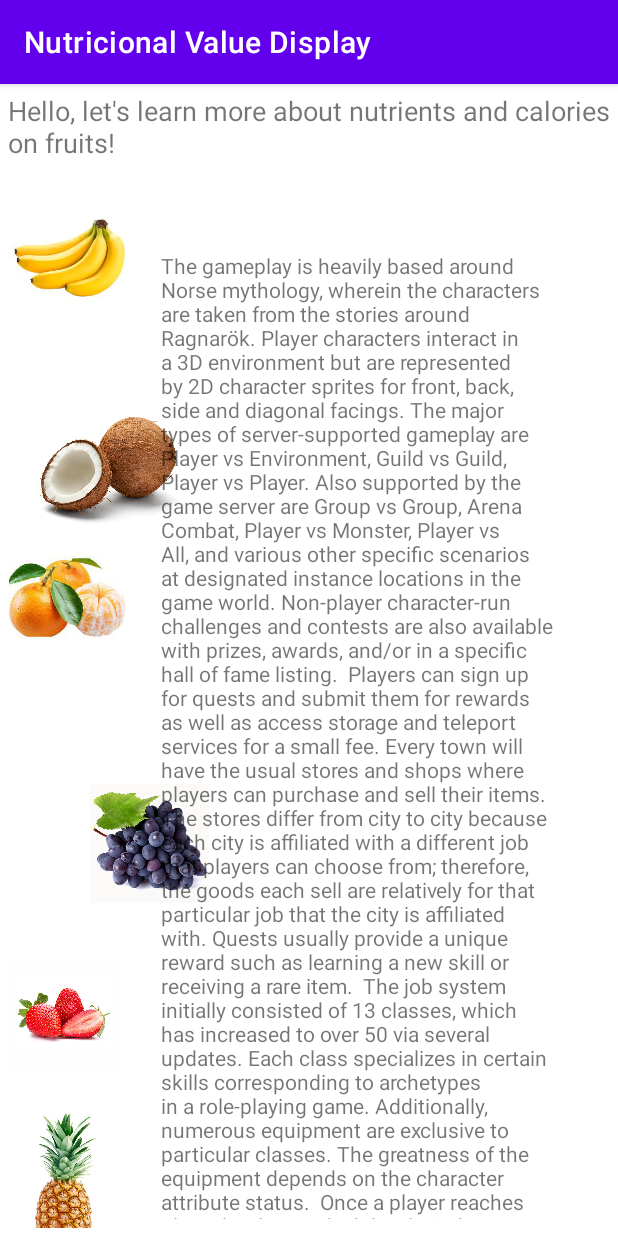
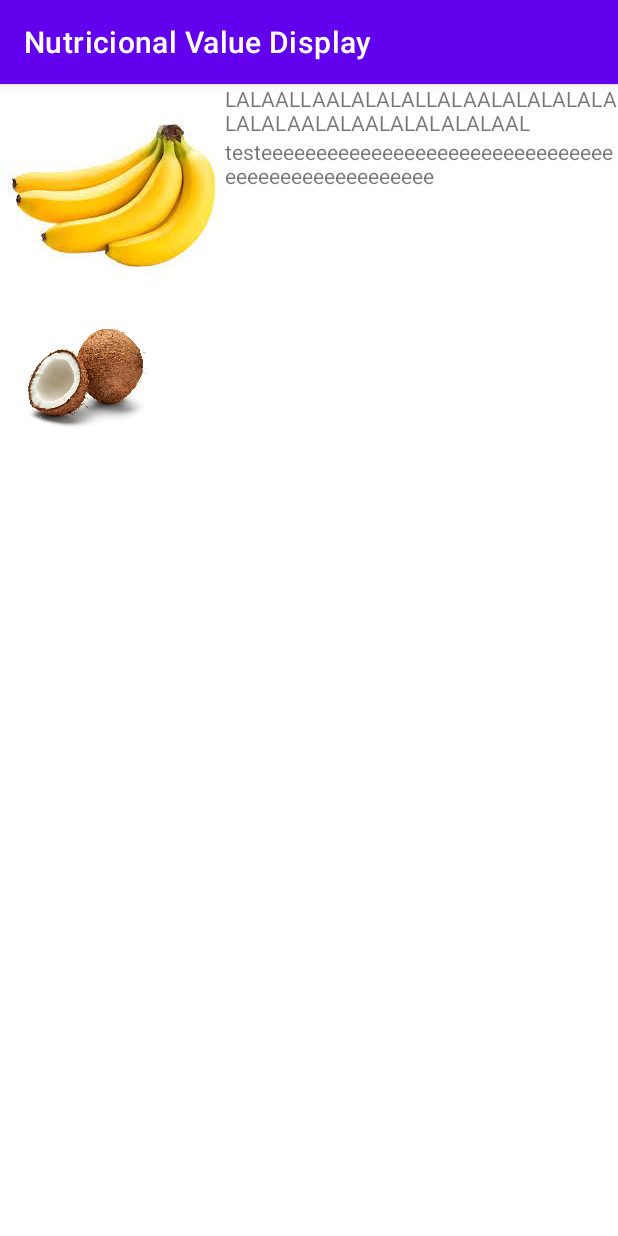
Before and after one commit to AkaciaPark/nutricional-value-display, an Android app: the screen it shows after launch (MainActivity), on a phone screen of 412 x 824 dp. Run offline under Robolectric (Android 15) with nearby library versions, the phone set to English and light mode, and no system bars.

Commit message:
fixed the images and add some text

```diff
--- a/app/src/main/java/com/example/nutricionalvaluedisplay/MainActivity.kt
+++ b/app/src/main/java/com/example/nutricionalvaluedisplay/MainActivity.kt
@@ -11,8 +11,6 @@ class MainActivity : AppCompatActivity() {
         setContentView(R.layout.activity_main)
         title = "Nutricional Value Display"
         val textView: TextView = findViewById(R.id.textView)
-        val text: String ="Hello, let's learn more about nutrients and calories on fruits!"
-        textView.text = text
         textView.movementMethod = ScrollingMovementMethod()
     }
 }
--- a/app/src/main/res/layout/activity_main.xml
+++ b/app/src/main/res/layout/activity_main.xml
@@ -1,104 +1,60 @@
 <?xml version="1.0" encoding="utf-8"?>
-<ScrollView
-    xmlns:android="http://schemas.android.com/apk/res/android"
+<ScrollView xmlns:android="http://schemas.android.com/apk/res/android"
     xmlns:app="http://schemas.android.com/apk/res-auto"
     xmlns:tools="http://schemas.android.com/tools"
     android:layout_width="match_parent"
     android:layout_height="match_parent"
     android:fillViewport="true">
 
-<RelativeLayout
-    android:id="@+id/activity_main"
-    android:layout_width="match_parent"
-    android:layout_height="wrap_content"
-    android:padding="5dp"
-    tools:context=".MainActivity">
 
-    <TextView
-        android:id="@+id/textView"
+    <LinearLayout
         android:layout_width="wrap_content"
         android:layout_height="match_parent"
-        android:scrollbars="vertical"
-        android:text="Hello, let's lean more about nutrients and calories on fruits!"
-        android:textSize="18sp" />
-
-    <ImageView
-        android:id="@+id/banana"
-        android:layout_width="wrap_content"
-        android:layout_height="wrap_content"
-        android:layout_alignParentEnd="true"
-        android:layout_alignParentBottom="true"
-        android:layout_marginEnd="320dp"
-        android:layout_marginBottom="571dp"
-        app:srcCompat="@drawable/banana" />
-
-    <ImageView
-        android:id="@+id/coconut"
-        android:layout_width="wrap_content"
-        android:layout_height="102dp"
-        android:layout_alignParentEnd="true"
-        android:layout_alignParentBottom="true"
-        android:layout_marginEnd="279dp"
-        android:layout_marginBottom="455dp"
-        app:srcCompat="@drawable/coconut" />
-
-    <ImageView
-        android:id="@+id/ponkam"
-        android:layout_width="77dp"
-        android:layout_height="wrap_content"
-        android:layout_alignParentEnd="true"
-        android:layout_alignParentBottom="true"
-        android:layout_marginEnd="323dp"
-        android:layout_marginBottom="345dp"
-        app:srcCompat="@drawable/ponkam" />
-
-    <ImageView
-        android:id="@+id/grape"
-        android:layout_width="79dp"
-        android:layout_height="109dp"
-        android:layout_alignParentEnd="true"
-        android:layout_alignParentBottom="true"
-        android:layout_marginEnd="267dp"
-        android:layout_marginBottom="202dp"
-        app:srcCompat="@drawable/grape" />
-
-    <ImageView
-        android:id="@+id/strawberry"
-        android:layout_width="88dp"
-        android:layout_height="86dp"
-        android:layout_alignParentEnd="true"
-        android:layout_alignParentBottom="true"
-        android:layout_marginEnd="328dp"
-        android:layout_marginBottom="99dp"
-        app:srcCompat="@drawable/strawberry" />
-
-    <ImageView
-        android:id="@+id/pineapple"
-        android:layout_width="wrap_content"
-        android:layout_height="107dp"
-        android:layout_alignParentEnd="true"
-        android:layout_alignParentBottom="true"
-        android:layout_marginEnd="327dp"
-        android:layout_marginBottom="-22dp"
-        app:srcCompat="@drawable/pineapple" />
-
-    <TextView
-        android:id="@+id/textView2"
-        android:layout_width="262dp"
-        android:layout_height="645dp"
-        android:layout_alignParentEnd="true"
-        android:layout_alignParentBottom="true"
-        android:layout_marginEnd="37dp"
-        android:layout_marginBottom="6dp"
-        android:text="The gameplay is heavily based around Norse mythology, wherein the characters are taken from the stories around Ragnarök. Player characters interact in a 3D environment but are represented by 2D character sprites for front, back, side and diagonal facings. The major types of server-supported gameplay are Player vs Environment, Guild vs Guild, Player vs Player. Also supported by the game server are Group vs Group, Arena Combat, Player vs Monster, Player vs All, and various other specific scenarios at designated instance locations in the game world. Non-player character-run challenges and contests are also available with prizes, awards, and/or in a specific hall of fame listing.
-
-Players can sign up for quests and submit them for rewards as well as access storage and teleport services for a small fee. Every town will have the usual stores and shops where players can purchase and sell their items. The stores differ from city to city because each city is affiliated with a different job that players can choose from; therefore, the goods each sell are relatively for that particular job that the city is affiliated with. Quests usually provide a unique reward such as learning a new skill or receiving a rare item.
-
-The job system initially consisted of 13 classes, which has increased to over 50 via several updates. Each class specializes in certain skills corresponding to archetypes in a role-playing game. Additionally, numerous equipment are exclusive to particular classes. The greatness of the equipment depends on the character attribute status.
-
-Once a player reaches player level 99 and job level 50, they can 'rebirth' their character (not applicable to expansion classes and Super Novices). Rebirthing brings a character back to level 1 for both player level and job level. Reborn characters generally work the same as regular characters up until the second class. Instead of a second class, characters that are born can transcend to a new second job, different from those of a character that hasn't been reborn. These transcended job types have more skills and a larger number of 'stat points' to allocate to characters compared to second classes. The experience curve for transcendent jobs is significantly higher. Players are given the option to advance onto their third classes which provide an additional set of skills as well as allowing with player to break through the traditional level cap of 99."
-        android:textSize="14dp" />
+        android:orientation="horizontal">
 
 
-</RelativeLayout>
+        <LinearLayout
+            android:layout_width="wrap_content"
+            android:layout_height="match_parent"
+            android:orientation="vertical">
+
+
+            <ImageView
+                android:layout_width="wrap_content"
+                android:layout_height="wrap_content"
+                android:background="@drawable/banana" />
+
+            <ImageView
+                android:layout_width="104dp"
+                android:layout_height="90dp"
+                android:background="@drawable/coconut" />
+        </LinearLayout>
+
+        <LinearLayout
+            android:layout_width="wrap_content"
+            android:layout_height="match_parent"
+            android:orientation="vertical"
+            tools:layout_editor_absoluteX="16dp"
+            tools:layout_editor_absoluteY="31dp">
+
+
+            <TextView
+                android:id="@+id/textView"
+                android:layout_width="wrap_content"
+                android:layout_height="wrap_content"
+                android:text="LALAALLAALALALALLALAALALALALALALALALAALALAALALALALALAAL"
+                app:layout_constraintEnd_toEndOf="parent"
+                app:layout_constraintStart_toStartOf="parent"
+                app:layout_constraintTop_toTopOf="parent" />
+
+            <TextView
+                android:layout_width="wrap_content"
+                android:layout_height="wrap_content"
+                android:text="testeeeeeeeeeeeeeeeeeeeeeeeeeeeeeeeeeeeeeeeeeeeeeeeeeee"
+                app:layout_constraintTop_toBottomOf="@+id/textView"
+                tools:layout_editor_absoluteX="0dp" />
+
+        </LinearLayout>
+
+    </LinearLayout>
 </ScrollView>
```
